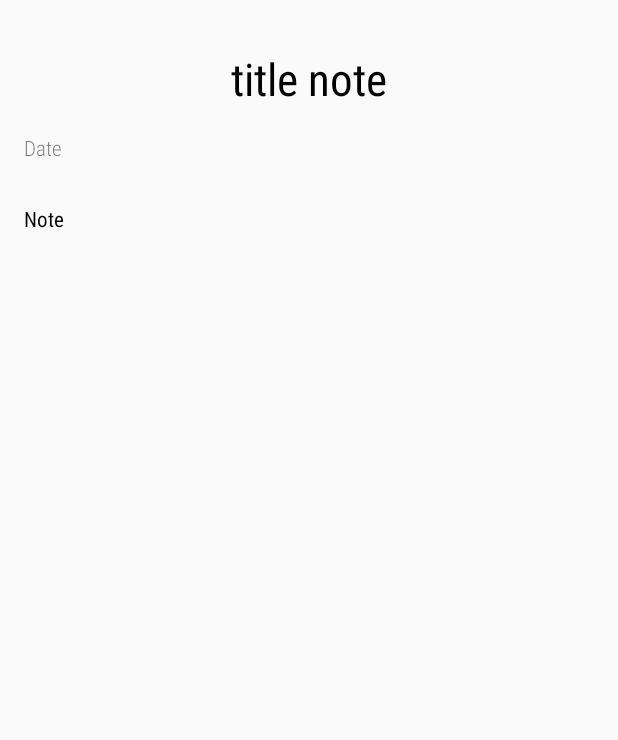
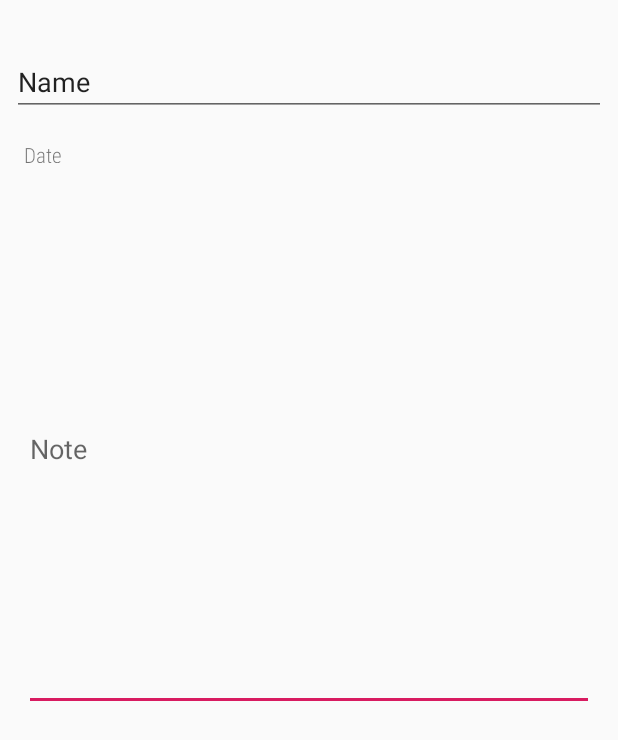
Before and after one commit to jaradeprest/oefNoteDroid, an Android app: the layout activity_detail.xml on its own in the app's theme, with its tools: preview values and no code run, on a phone screen of 412 x 824 dp. Shown: the top 740 px of the screen. Run offline under Robolectric (Android 15) with nearby library versions, the phone set to English and light mode, and no system bars.

Commit message:
add id for a note. shows id in main activity

```diff
--- a/app/src/main/res/layout/activity_detail.xml
+++ b/app/src/main/res/layout/activity_detail.xml
@@ -17,41 +17,40 @@
         android:layout_marginRight="16dp"
         app:fontFamily="sans-serif-condensed-light"
         app:layout_constraintEnd_toEndOf="parent"
-        app:layout_constraintHorizontal_bias="1.0"
+        app:layout_constraintHorizontal_bias="0.0"
         app:layout_constraintStart_toStartOf="parent"
-        app:layout_constraintTop_toBottomOf="@+id/tv_title"
+        app:layout_constraintTop_toBottomOf="@+id/et_date"
         tools:text="Date" />
 
-    <TextView
-        android:id="@+id/tv_note"
+    <EditText
+        android:id="@+id/et_note"
+        android:layout_width="0dp"
+        android:layout_height="349dp"
+        android:layout_marginStart="16dp"
+        android:layout_marginLeft="16dp"
+        android:layout_marginTop="16dp"
+        android:layout_marginEnd="16dp"
+        android:layout_marginRight="16dp"
+        android:ems="10"
+        android:hint="Note"
+        android:inputType="textMultiLine"
+        app:layout_constraintEnd_toEndOf="parent"
+        app:layout_constraintStart_toStartOf="parent"
+        app:layout_constraintTop_toBottomOf="@+id/tv_date" />
+
+    <EditText
+        android:id="@+id/et_date"
         android:layout_width="0dp"
         android:layout_height="wrap_content"
-        android:layout_marginStart="16dp"
-        android:layout_marginLeft="16dp"
+        android:layout_marginStart="8dp"
+        android:layout_marginLeft="8dp"
         android:layout_marginTop="32dp"
-        android:layout_marginEnd="16dp"
-        android:layout_marginRight="16dp"
-        android:lineSpacingExtra="8sp"
-        android:lines="10"
-        android:textColor="@color/colorTextNote"
-        app:fontFamily="sans-serif-condensed"
-        app:layout_constraintEnd_toEndOf="parent"
-        app:layout_constraintHorizontal_bias="0.0"
-        app:layout_constraintStart_toStartOf="parent"
-        app:layout_constraintTop_toBottomOf="@+id/tv_date"
-        tools:text="Note" />
-
-    <TextView
-        android:id="@+id/tv_title"
-        android:layout_width="0dp"
-        android:layout_height="wrap_content"
-        android:layout_marginTop="32dp"
-        android:gravity="center"
-        android:textColor="@color/colorTextNote"
-        android:textSize="30sp"
-        app:fontFamily="sans-serif-condensed"
+        android:layout_marginEnd="8dp"
+        android:layout_marginRight="8dp"
+        android:ems="10"
+        android:inputType="textPersonName"
+        android:text="Name"
         app:layout_constraintEnd_toEndOf="parent"
         app:layout_constraintStart_toStartOf="parent"
-        app:layout_constraintTop_toTopOf="parent"
-        tools:text="title note" />
+        app:layout_constraintTop_toTopOf="parent" />
 </android.support.constraint.ConstraintLayout>
```
Also changed, not shown: app/src/main/java/iam/deprest/oefnotedroid/DetailActivity.java (+31 -1 lines), app/src/main/java/iam/deprest/oefnotedroid/MainActivity.java (+12 -0 lines), app/src/main/java/iam/deprest/oefnotedroid/model/Note.java (+14 -0 lines), app/src/main/java/iam/deprest/oefnotedroid/note_utilities/NoteAdapter.java (+29 -7 lines), app/src/main/res/layout/note_card.xml (+16 -1 lines).
